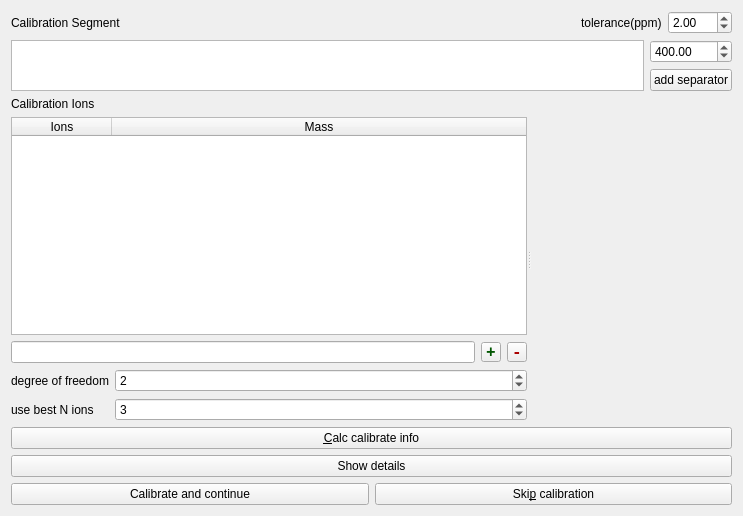
The window that Orbitool/UI/Calibration.ui (l460289052/Orbitool) describes before a commit, drawn with Qt 5.
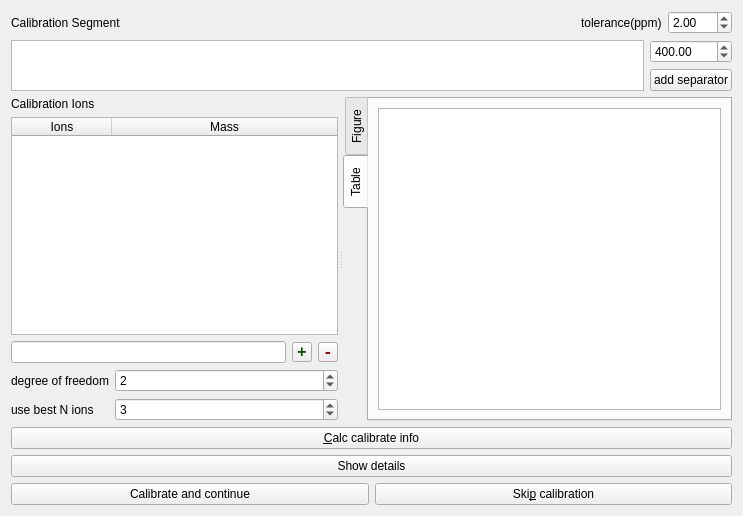
The same window after the commit.

Commit message: calibration show all info finish

```diff
--- a/Orbitool/UI/Calibration.ui
+++ b/Orbitool/UI/Calibration.ui
@@ -137,6 +137,12 @@
      <property name="orientation">
       <enum>Qt::Horizontal</enum>
      </property>
+     <property name="opaqueResize">
+      <bool>true</bool>
+     </property>
+     <property name="handleWidth">
+      <number>5</number>
+     </property>
      <widget class="QWidget" name="layoutWidget">
       <layout class="QVBoxLayout" name="verticalLayout_10">
        <item>
@@ -393,13 +399,34 @@
        </item>
       </layout>
      </widget>
-     <widget class="QWidget" name="widget" native="true">
+     <widget class="QTabWidget" name="tabWidget">
       <property name="sizePolicy">
        <sizepolicy hsizetype="Expanding" vsizetype="Preferred">
         <horstretch>0</horstretch>
         <verstretch>0</verstretch>
        </sizepolicy>
       </property>
+      <property name="tabPosition">
+       <enum>QTabWidget::West</enum>
+      </property>
+      <property name="currentIndex">
+       <number>1</number>
+      </property>
+      <widget class="QWidget" name="figureTabWidgetPage" native="true">
+       <attribute name="title">
+        <string>Figure</string>
+       </attribute>
+      </widget>
+      <widget class="QWidget" name="tableTabWidgetPage">
+       <attribute name="title">
+        <string>Table</string>
+       </attribute>
+       <layout class="QVBoxLayout" name="verticalLayout_3">
+        <item>
+         <widget class="QTableWidget" name="caliInfoTableWidget1"/>
+        </item>
+       </layout>
+      </widget>
      </widget>
     </widget>
    </item>
```
Left out of the diff: 2 changed lines with no effect on the pictures. The commit also changes 6 other files.
